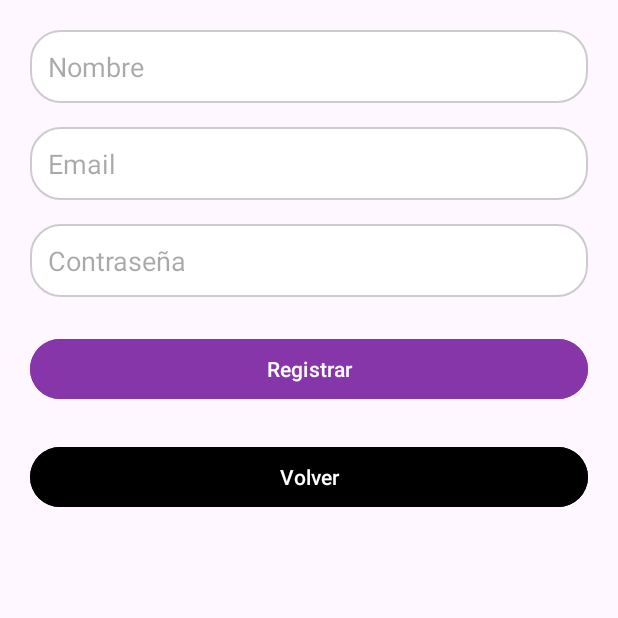
After one commit to Lucas-Alvarez-Persico/DeRemate_Front_Android, an Android app: the RegisterActivity screen opened directly, with no data from a screen before it, on a phone screen of 412 x 824 dp, the top half of it. The commit adds this screen. Run offline under Robolectric (Android 15) with nearby library versions, the phone set to English and light mode, and no system bars.

Commit message:
pantalla register

```diff
--- a/app/build.gradle
+++ b/app/build.gradle
@@ -13,7 +13,6 @@ android {
         targetSdk 35
         versionCode 1
         versionName "1.0"
-
         testInstrumentationRunner "androidx.test.runner.AndroidJUnitRunner"
     }
 
--- a/app/src/main/AndroidManifest.xml
+++ b/app/src/main/AndroidManifest.xml
@@ -26,6 +26,7 @@
                 <category android:name="android.intent.category.LAUNCHER" />
             </intent-filter>
         </activity>
+        <activity android:name=".RegisterActivity"/>
     </application>
 
 </manifest>
--- a/app/src/main/java/com/example/deremate/MainActivity.java
+++ b/app/src/main/java/com/example/deremate/MainActivity.java
@@ -1,5 +1,6 @@
 package com.example.deremate;
 
+import android.content.Intent;
 import android.os.Bundle;
 import android.view.View;
 import android.widget.Button;
@@ -36,6 +37,13 @@ public class MainActivity extends AppCompatActivity {
         EditText etUsuario = findViewById(R.id.et_usuario);
         EditText etContrasena = findViewById(R.id.et_contrasena);
         Button btnLogin = findViewById(R.id.btn_login2);
+        Button btnRegistrarse = findViewById(R.id.btn_registrarse);
+
+
+        btnRegistrarse.setOnClickListener(v -> {
+            Intent intent = new Intent(MainActivity.this, RegisterActivity.class);
+            startActivity(intent);
+        });
 
         btnLogin.setOnClickListener(v -> {
             String usuario = etUsuario.getText().toString();
--- /dev/null
+++ b/app/src/main/java/com/example/deremate/RegisterActivity.java
@@ -0,0 +1,50 @@
+package com.example.deremate;
+
+import android.content.Intent;
+import android.os.Bundle;
+import android.view.View;
+import android.widget.Button;
+import android.widget.EditText;
+import android.widget.Toast;
+import androidx.appcompat.app.AppCompatActivity;
+
+public class RegisterActivity extends AppCompatActivity {
+
+    private EditText etNombre, etEmail, etContrasena;
+    private Button btnRegistrar;
+
+    @Override
+    protected void onCreate(Bundle savedInstanceState) {
+        super.onCreate(savedInstanceState);
+        setContentView(R.layout.activity_register);
+
+        etNombre = findViewById(R.id.et_nombre);
+        etEmail = findViewById(R.id.et_email);
+        etContrasena = findViewById(R.id.et_contrasena);
+        btnRegistrar = findViewById(R.id.btn_registrar);
+        Button btnVolver= findViewById(R.id.btn_volver);
+
+        btnVolver.setOnClickListener(v -> {
+            Intent intent = new Intent(RegisterActivity.this, MainActivity.class);
+            startActivity(intent);
+        });
+
+        btnRegistrar.setOnClickListener(v -> {
+            String nombre = etNombre.getText().toString();
+            String email = etEmail.getText().toString();
+            String contrasena = etContrasena.getText().toString();
+
+            if (!nombre.isEmpty() && !email.isEmpty() && !contrasena.isEmpty()) {
+                // Aquí puedes enviar la información al servidor o guardarla en la base de datos local
+                Toast.makeText(RegisterActivity.this, "Usuario registrado con éxito", Toast.LENGTH_SHORT).show();
+
+                // Regresar a la pantalla de login
+                Intent intent = new Intent(RegisterActivity.this, MainActivity.class);
+                startActivity(intent);
+                finish();
+            } else {
+                Toast.makeText(RegisterActivity.this, "Completa todos los campos", Toast.LENGTH_SHORT).show();
+            }
+        });
+    }
+}
--- a/app/src/main/java/com/example/deremate/data/model/User.java
+++ b/app/src/main/java/com/example/deremate/data/model/User.java
@@ -2,9 +2,10 @@ package com.example.deremate.data.model;
 
 public class User {
 
-
     private String username;
     private String password;
+
+    private String role;
 
     public User(String username, String password) {
         this.username = username;
@@ -14,6 +15,7 @@ public class User {
         return username;
     }
 
+    public String getRole(){return role; }
     public void setUsername(String username) {
         this.username = username;
     }
--- a/app/src/main/java/com/example/deremate/data/network/ApiService.java
+++ b/app/src/main/java/com/example/deremate/data/network/ApiService.java
@@ -10,4 +10,9 @@ public interface ApiService {
     @POST("user/login")
     Call<UserAuth> login(@Body User user);
 
+    @POST("register/mail")
+    Call<String> RegisterMail(@Body User user);
+
+
+
 }
--- a/app/src/main/res/layout/activity_main.xml
+++ b/app/src/main/res/layout/activity_main.xml
@@ -119,6 +119,18 @@
             app:layout_constraintStart_toStartOf="parent"
             app:layout_constraintTop_toBottomOf="@id/et_contrasena" />
 
+        <Button
+            android:id="@+id/btn_registrarse"
+            android:layout_width="0dp"
+            android:layout_height="wrap_content"
+            android:layout_marginTop="16dp"
+            android:backgroundTint="@color/violeta1"
+            android:text="Registrarse"
+            android:textColor="@color/blanco"
+            app:layout_constraintEnd_toEndOf="parent"
+            app:layout_constraintStart_toStartOf="parent"
+            app:layout_constraintTop_toBottomOf="@id/btn_login2"/>
+
     </androidx.constraintlayout.widget.ConstraintLayout>
 
 </androidx.constraintlayout.widget.ConstraintLayout>
--- /dev/null
+++ b/app/src/main/res/layout/activity_register.xml
@@ -0,0 +1,69 @@
+<?xml version="1.0" encoding="utf-8"?>
+<androidx.constraintlayout.widget.ConstraintLayout xmlns:android="http://schemas.android.com/apk/res/android"
+    xmlns:app="http://schemas.android.com/apk/res-auto"
+    xmlns:tools="http://schemas.android.com/tools"
+    android:layout_width="match_parent"
+    android:layout_height="match_parent"
+    android:padding="20dp">
+
+    <EditText
+        android:id="@+id/et_nombre"
+        android:layout_width="0dp"
+        android:layout_height="wrap_content"
+        android:hint="Nombre"
+        android:background="@drawable/rounded_edittext"
+        android:padding="12dp"
+        app:layout_constraintStart_toStartOf="parent"
+        app:layout_constraintEnd_toEndOf="parent"
+        app:layout_constraintTop_toTopOf="parent"/>
+
+    <EditText
+        android:id="@+id/et_email"
+        android:layout_width="0dp"
+        android:layout_height="wrap_content"
+        android:hint="Email"
+        android:background="@drawable/rounded_edittext"
+        android:padding="12dp"
+        app:layout_constraintTop_toBottomOf="@id/et_nombre"
+        app:layout_constraintStart_toStartOf="parent"
+        app:layout_constraintEnd_toEndOf="parent"
+        android:layout_marginTop="16dp"/>
+
+    <EditText
+        android:id="@+id/et_contrasena"
+        android:layout_width="0dp"
+        android:layout_height="wrap_content"
+        android:hint="Contraseña"
+        android:inputType="textPassword"
+        android:background="@drawable/rounded_edittext"
+        android:padding="12dp"
+        app:layout_constraintTop_toBottomOf="@id/et_email"
+        app:layout_constraintStart_toStartOf="parent"
+        app:layout_constraintEnd_toEndOf="parent"
+        android:layout_marginTop="16dp"/>
+
+    <Button
+        android:id="@+id/btn_registrar"
+        android:layout_width="0dp"
+        android:layout_height="wrap_content"
+        android:text="Registrar"
+        android:backgroundTint="@color/violeta1"
+        android:textColor="@color/blanco"
+        app:layout_constraintTop_toBottomOf="@id/et_contrasena"
+        app:layout_constraintStart_toStartOf="parent"
+        app:layout_constraintEnd_toEndOf="parent"
+        android:layout_marginTop="24dp"/>
+
+    <Button
+        android:id="@+id/btn_volver"
+        android:layout_width="0dp"
+        android:layout_height="wrap_content"
+        android:text="Volver"
+        android:backgroundTint="@color/negro"
+        android:textColor="@color/blanco"
+        app:layout_constraintTop_toBottomOf="@id/btn_registrar"
+        app:layout_constraintStart_toStartOf="parent"
+        app:layout_constraintEnd_toEndOf="parent"
+        android:layout_marginTop="24dp"/>
+
+</androidx.constraintlayout.widget.ConstraintLayout>
--- a/app/src/main/res/values/colors.xml
+++ b/app/src/main/res/values/colors.xml
@@ -7,6 +7,8 @@
     <color name="amarillo2">#FFD93D</color>      <!-- Amarillo Claro -->
     <color name="amarillo3">#F5BD1F</color>      <!-- Amarillo Claro -->
     <color name="blanco">#FFFFFF</color>         <!-- Blanco -->
+    <color name="negro">#000000</color>         <!-- Negro -->
+
 
 
 </resources>
```
Also changed, not shown: 3 other files.
